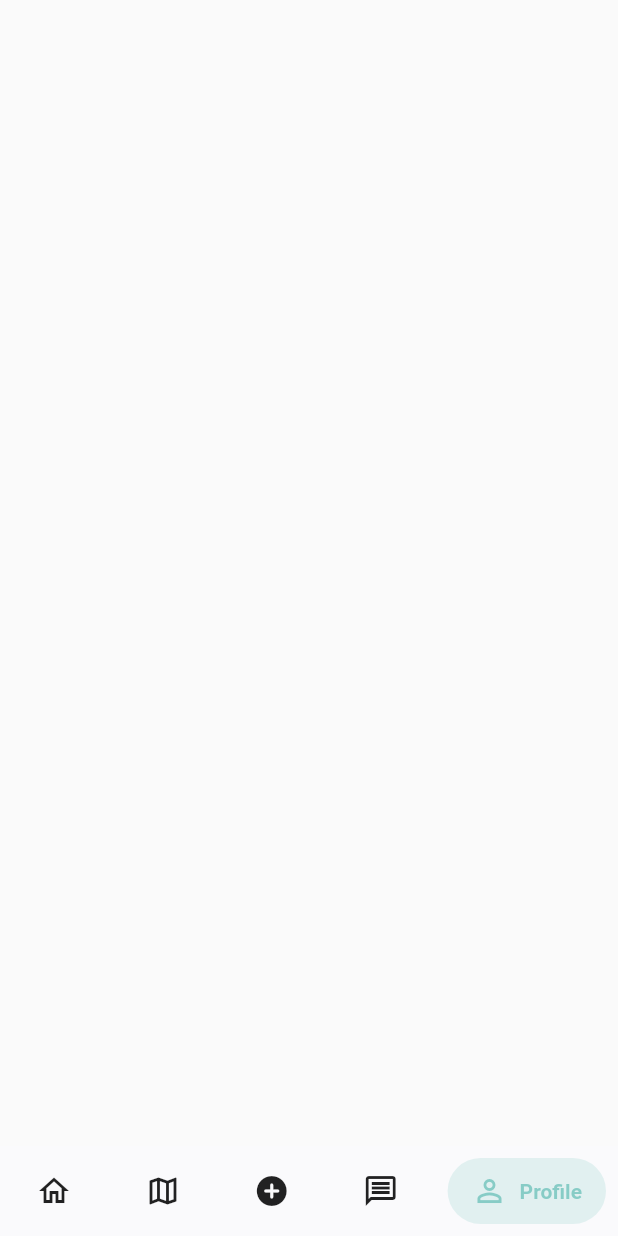
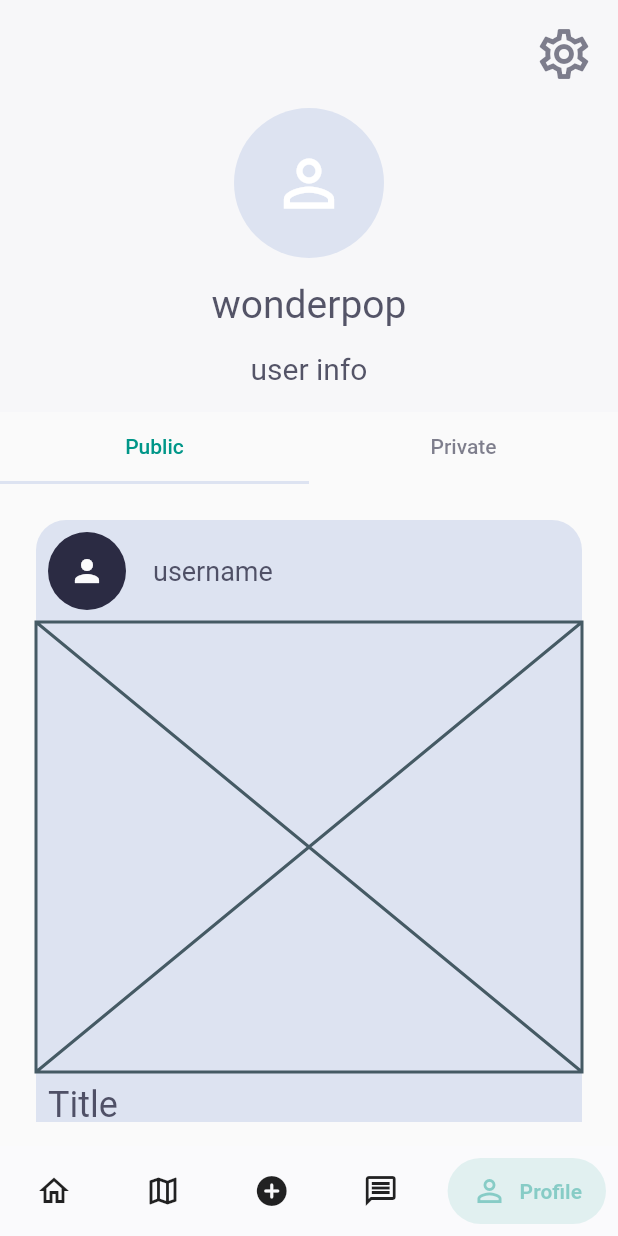
Before and after one commit to wonderpops/ocean_slicks, a Flutter app: the MainMenuWidget screen opened directly, item 5 of the bottom bar chosen, on a phone screen of 412 x 824 dp. Run offline on Flutter 3.47's test engine with Material 2 defaults, Android fonts, the phone set to English and light mode, and no system bars; drawn by our look-alikes of salomon_bottom_bar; our stand-ins replace camera, flutter_compass, geolocator, get, sensors_plus, wakelock; missing offline and left inert: universe.

Commit message:
Add profile screen

```diff
--- a/lib/widgets/main_menu/main_menu.dart
+++ b/lib/widgets/main_menu/main_menu.dart
@@ -6,6 +6,7 @@ import 'package:ocean_slicks/widgets/add_post_screen/add_post_screen.dart';
 import 'package:ocean_slicks/widgets/home_screen/home_screen.dart';
 import 'package:ocean_slicks/widgets/map_screen/map_screen.dart';
 import 'package:ocean_slicks/widgets/messages_screen/messages_screen.dart';
+import 'package:ocean_slicks/widgets/profile_screen/profile_screen.dart';
 // import 'package:ocean_slicks/widgets/take_picture_screen/take_picture_screen.dart';
 import 'package:salomon_bottom_bar/salomon_bottom_bar.dart';
 import 'package:flutter/services.dart';
@@ -32,7 +33,7 @@ Widget getBodyByIndex(index) {
     case 3:
       return MessagesScreenWidget();
     case 4:
-      return Container();
+      return ProfileScreenWidget();
     default:
       return HomeScreenWidget();
   }
--- /dev/null
+++ b/lib/widgets/profile_screen/profile_screen.dart
@@ -0,0 +1,287 @@
+import 'package:flutter/material.dart';
+import 'package:ocean_slicks/constants/colors.dart';
+
+class ProfileScreenWidget extends StatefulWidget {
+  const ProfileScreenWidget({Key? key}) : super(key: key);
+
+  @override
+  State<ProfileScreenWidget> createState() => _ProfileScreenWidgetState();
+}
+
+class _ProfileScreenWidgetState extends State<ProfileScreenWidget>
+    with SingleTickerProviderStateMixin {
+  late TabController _tabController;
+
+  List<Widget> posts = [
+    _PostWidget(),
+    _PostWidget(),
+    _PostWidget(),
+    _PostWidget(),
+    _PostWidget(),
+    _PostWidget(),
+    _PostWidget(),
+    _PostWidget(),
+    _PostWidget(),
+    _PostWidget()
+  ];
+
+  @override
+  void initState() {
+    _tabController = new TabController(length: 2, vsync: this);
+    // Theme.of(context).scrollbarTheme.thumbColor
+    super.initState();
+  }
+
+  @override
+  void dispose() {
+    _tabController.dispose();
+    super.dispose();
+  }
+
+  @override
+  Widget build(BuildContext context) {
+    return ScrollConfiguration(
+        behavior: ScrollBehavior(),
+        child: NestedScrollView(
+          headerSliverBuilder: (context, value) {
+            return [
+              SliverToBoxAdapter(
+                child: Container(
+                  height: MediaQuery.of(context).size.height / 3,
+                  child: Column(
+                    children: [_HeadNavigationWidget(), _UserInfoWidget()],
+                  ),
+                  color: gray_color,
+                ),
+              ),
+              SliverToBoxAdapter(
+                child: TabBar(
+                  labelColor: accent_color,
+                  indicatorColor: secondary_color,
+                  unselectedLabelColor: dark_color.withOpacity(.6),
+                  controller: _tabController,
+                  tabs: [
+                    Tab(
+                      text: 'Public',
+                    ),
+                    Tab(
+                      text: 'Private',
+                    ),
+                  ],
+                ),
+              ),
+            ];
+          },
+          body: Container(
+            child: TabBarView(
+              children: [
+                _UserPostsWidget(
+                  posts: posts,
+                ),
+                _UserPostsWidget(
+                  posts: posts,
+                )
+              ],
+              controller: _tabController,
+            ),
+          ),
+        ));
+  }
+}
+
+class _HeadNavigationWidget extends StatelessWidget {
+  const _HeadNavigationWidget({Key? key}) : super(key: key);
+
+  @override
+  Widget build(BuildContext context) {
+    return Row(
+      mainAxisAlignment: MainAxisAlignment.end,
+      children: [
+        Padding(
+          padding: const EdgeInsets.all(16),
+          child: Stack(
+            children: [
+              Icon(
+                Icons.settings_outlined,
+                color: dark_color.withOpacity(.6),
+                size: 40,
+              ),
+              Material(
+                color: Colors.transparent,
+                child: InkWell(
+                  onTap: () => print('lol'),
+                  splashColor: accent_color.withOpacity(.1),
+                  hoverColor: accent_color.withOpacity(.1),
+                  focusColor: accent_color.withOpacity(.1),
+                  highlightColor: accent_color.withOpacity(.1),
+                  borderRadius: BorderRadius.circular(20),
+                  child: Container(
+                    width: 40,
+                    height: 40,
+                  ),
+                ),
+              )
+            ],
+          ),
+        )
+      ],
+    );
+  }
+}
+
+class _UserInfoWidget extends StatelessWidget {
+  const _UserInfoWidget({Key? key}) : super(key: key);
+
+  @override
+  Widget build(BuildContext context) {
+    return Container(
+      child: Column(children: [
+        CircleAvatar(
+          radius: 50,
+          backgroundColor: secondary_color,
+          child: Icon(
+            Icons.person_outline_outlined,
+            color: Colors.white,
+            size: 50,
+          ),
+        ),
+        SizedBox(
+          height: 16,
+        ),
+        Text(
+          'wonderpop',
+          style: TextStyle(color: dark_color.withOpacity(.8), fontSize: 26),
+        ),
+        SizedBox(
+          height: 16,
+        ),
+        Text(
+          'user info',
+          style: TextStyle(color: dark_color.withOpacity(.8), fontSize: 20),
+        ),
+      ]),
+    );
+  }
+}
+
+class MyBehavior extends ScrollBehavior {
+  @override
+  Widget buildOverscrollIndicator(
+      BuildContext context, Widget child, ScrollableDetails details) {
+    return child;
+  }
+}
+
+class _UserPostsWidget extends StatelessWidget {
+  _UserPostsWidget({Key? key, required this.posts}) : super(key: key);
+  List<Widget> posts;
+
+  @override
+  Widget build(BuildContext context) {
+    return Center(
+      child: ScrollConfiguration(
+          behavior: MyBehavior(),
+          child: GlowingOverscrollIndicator(
+              axisDirection: AxisDirection.down,
+              color: accent_color,
+              child: Padding(
+                padding:
+                    const EdgeInsets.symmetric(horizontal: 16, vertical: 16),
+                child: ListView(
+                  children: posts,
+                ),
+              ))),
+    );
+  }
+}
+
+class _PostWidget extends StatelessWidget {
+  const _PostWidget({Key? key}) : super(key: key);
+
+  @override
+  Widget build(BuildContext context) {
+    return Padding(
+      padding: const EdgeInsets.all(8),
+      child: Stack(
+        children: [
+          Container(
+            decoration: BoxDecoration(
+                color: secondary_color,
+                borderRadius: BorderRadius.circular(20)),
+            child: Column(
+              crossAxisAlignment: CrossAxisAlignment.start,
+              children: [
+                Padding(
+                  padding: const EdgeInsets.all(8.0),
+                  child: Row(
+                    children: [
+                      CircleAvatar(
+                        backgroundColor: dark_color,
+                        radius: 26,
+                        child: Icon(
+                          Icons.person,
+                          color: light_color,
+                        ),
+                      ),
+                      SizedBox(width: 18),
+                      Text(
+                        'username',
+                        style: TextStyle(
+                            color: dark_color.withOpacity(.8), fontSize: 18),
+                      ),
+                    ],
+                  ),
+                ),
+                Container(height: 300, child: Placeholder()),
+                Padding(
+                  padding: const EdgeInsets.all(8.0),
+                  child: Column(
+                    children: [
+                      Align(
+                        alignment: Alignment.centerLeft,
+                        child: Text(
+                          'Title',
+                          style: TextStyle(
+                              color: dark_color.withOpacity(.8), fontSize: 24),
+                        ),
+                      ),
+                      Align(
+                        alignment: Alignment.centerRight,
+                        child: Container(
+                          decoration: BoxDecoration(
+                              borderRadius: BorderRadius.circular(8),
+                              color: accent_color.withOpacity(.1)),
+                          child: Padding(
+                            padding: const EdgeInsets.symmetric(horizontal: 4),
+                            child: Text(
+                              '18-02-1998',
+                              style: TextStyle(
+                                  color: accent_color.withOpacity(.6),
+                                  fontSize: 16),
+                            ),
+                          ),
+                        ),
+                      ),
+                    ],
+                  ),
+                ),
+              ],
+            ),
+          ),
+          Positioned.fill(
+              child: Material(
+            color: Colors.transparent,
+            child: InkWell(
+              onTap: () => print('lol'),
+              splashColor: accent_color.withOpacity(.1),
+              hoverColor: accent_color.withOpacity(.1),
+              focusColor: accent_color.withOpacity(.1),
+              highlightColor: accent_color.withOpacity(.1),
+              borderRadius: BorderRadius.circular(20),
+            ),
+          ))
+        ],
+      ),
+    );
+  }
+}
```
